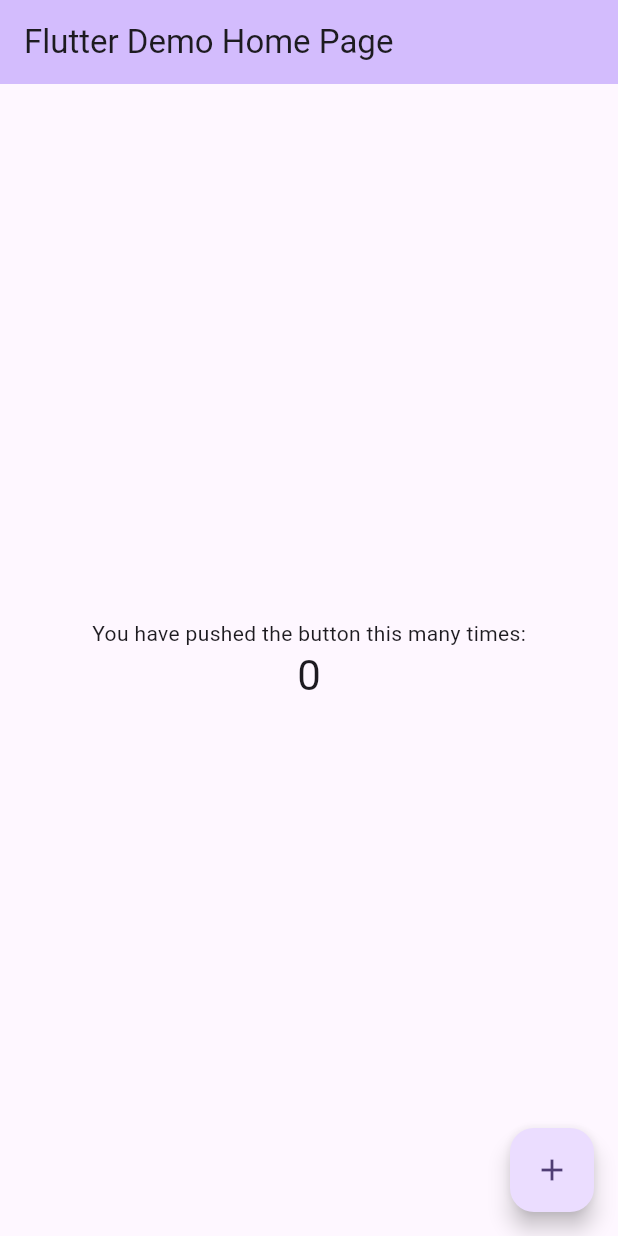
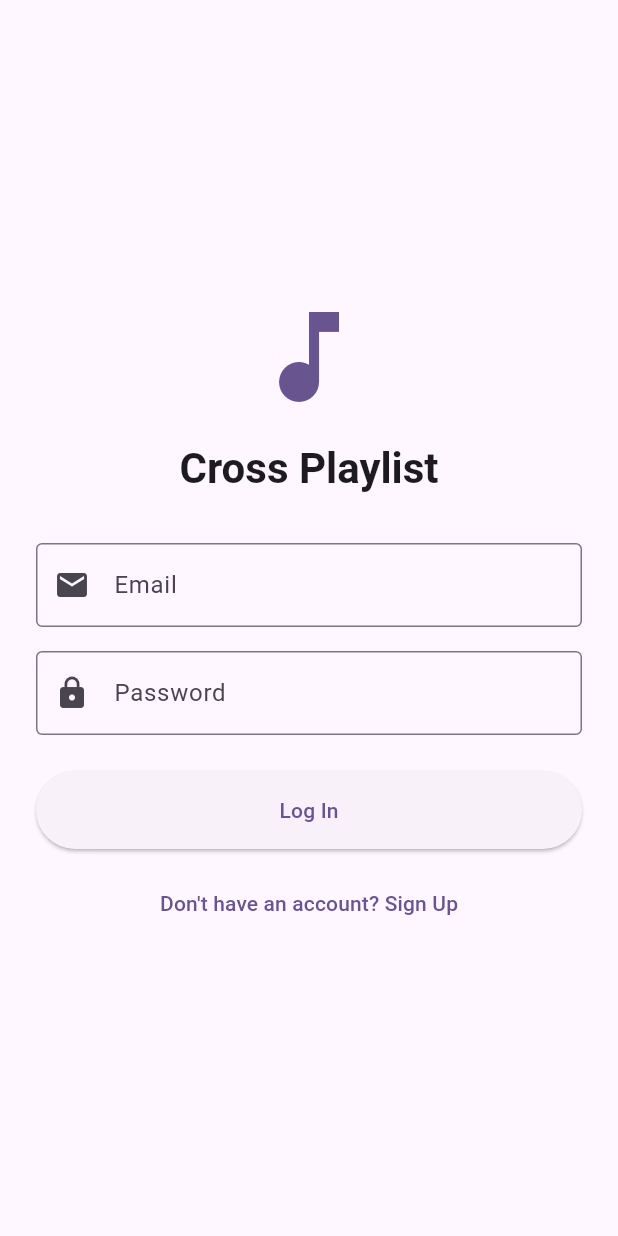
Before and after one commit to ChicoState/cross-playlist, a Flutter app: the screen it shows after launch, on a phone screen of 412 x 824 dp. Run offline on Flutter 3.47's test engine with Material 3 defaults, Android fonts, the phone set to English and light mode, and no system bars; our stand-ins replace firebase_auth, firebase_core; accounts and stored records are empty; statements that could not run were skipped.

Commit message:
added login/create account screen using firebase

```diff
--- /dev/null
+++ b/cross_playlist/lib/login_page.dart
@@ -0,0 +1,169 @@
+import 'package:flutter/material.dart';
+import 'package:firebase_auth/firebase_auth.dart';
+
+class LoginPage extends StatefulWidget {
+  const LoginPage({super.key});
+
+  @override
+  State<LoginPage> createState() => _LoginPageState();
+}
+
+class _LoginPageState extends State<LoginPage> {
+  final _emailController = TextEditingController();
+  final _passwordController = TextEditingController();
+  final _formKey = GlobalKey<FormState>();
+  bool _isLoading = false;
+  bool _isSignUp = false;
+  String? _errorMessage;
+
+  @override
+  void dispose() {
+    _emailController.dispose();
+    _passwordController.dispose();
+    super.dispose();
+  }
+
+  Future<void> _submit() async {
+    if (!_formKey.currentState!.validate()) return;
+
+    setState(() {
+      _isLoading = true;
+      _errorMessage = null;
+    });
+
+    try {
+      if (_isSignUp) {
+        await FirebaseAuth.instance.createUserWithEmailAndPassword(
+          email: _emailController.text.trim(),
+          password: _passwordController.text.trim(),
+        );
+      } else {
+        await FirebaseAuth.instance.signInWithEmailAndPassword(
+          email: _emailController.text.trim(),
+          password: _passwordController.text.trim(),
+        );
+      }
+    } on FirebaseAuthException catch (e) {
+      setState(() {
+        _errorMessage = e.message ?? 'An error occurred';
+      });
+    } finally {
+      if (mounted) {
+        setState(() {
+          _isLoading = false;
+        });
+      }
+    }
+  }
+
+  @override
+  Widget build(BuildContext context) {
+    return Scaffold(
+      body: Center(
+        child: SingleChildScrollView(
+          padding: const EdgeInsets.all(24.0),
+          child: Form(
+            key: _formKey,
+            child: Column(
+              mainAxisAlignment: MainAxisAlignment.center,
+              crossAxisAlignment: CrossAxisAlignment.stretch,
+              children: [
+                Icon(
+                  Icons.music_note,
+                  size: 80,
+                  color: Theme.of(context).colorScheme.primary,
+                ),
+                const SizedBox(height: 16),
+                Text(
+                  'Cross Playlist',
+                  textAlign: TextAlign.center,
+                  style: Theme.of(context).textTheme.headlineMedium?.copyWith(
+                    fontWeight: FontWeight.bold,
+                  ),
+                ),
+                const SizedBox(height: 32),
+                TextFormField(
+                  controller: _emailController,
+                  decoration: const InputDecoration(
+                    labelText: 'Email',
+                    border: OutlineInputBorder(),
+                    prefixIcon: Icon(Icons.email),
+                  ),
+                  keyboardType: TextInputType.emailAddress,
+                  validator: (value) {
+                    if (value == null || value.isEmpty) {
+                      return 'Please enter your email';
+                    }
+                    if (!value.contains('@')) {
+                      return 'Please enter a valid email';
+                    }
+                    return null;
+                  },
+                ),
+                const SizedBox(height: 16),
+                TextFormField(
+                  controller: _passwordController,
+                  decoration: const InputDecoration(
+                    labelText: 'Password',
+                    border: OutlineInputBorder(),
+                    prefixIcon: Icon(Icons.lock),
+                  ),
+                  obscureText: true,
+                  validator: (value) {
+                    if (value == null || value.isEmpty) {
+                      return 'Please enter your password';
+                    }
+                    if (value.length < 6) {
+                      return 'Password must be at least 6 characters';
+                    }
+                    return null;
+                  },
+                ),
+                const SizedBox(height: 8),
+                if (_errorMessage != null)
+                  Padding(
+                    padding: const EdgeInsets.only(bottom: 8.0),
+                    child: Text(
+                      _errorMessage!,
+                      style: TextStyle(
+                        color: Theme.of(context).colorScheme.error,
+                      ),
+                      textAlign: TextAlign.center,
+                    ),
+                  ),
+                const SizedBox(height: 16),
+                ElevatedButton(
+                  onPressed: _isLoading ? null : _submit,
+                  style: ElevatedButton.styleFrom(
+                    padding: const EdgeInsets.symmetric(vertical: 16),
+                  ),
+                  child: _isLoading
+                      ? const SizedBox(
+                          height: 20,
+                          width: 20,
+                          child: CircularProgressIndicator(strokeWidth: 2),
+                        )
+                      : Text(_isSignUp ? 'Sign Up' : 'Log In'),
+                ),
+                const SizedBox(height: 12),
+                TextButton(
+                  onPressed: () {
+                    setState(() {
+                      _isSignUp = !_isSignUp;
+                      _errorMessage = null;
+                    });
+                  },
+                  child: Text(
+                    _isSignUp
+                        ? 'Already have an account? Log In'
+                        : "Don't have an account? Sign Up",
+                  ),
+                ),
+              ],
+            ),
+          ),
+        ),
+      ),
+    );
+  }
+}
--- a/cross_playlist/lib/main.dart
+++ b/cross_playlist/lib/main.dart
@@ -1,6 +1,14 @@
 import 'package:flutter/material.dart';
+import 'package:firebase_core/firebase_core.dart';
+import 'package:firebase_auth/firebase_auth.dart';
+import 'firebase_options.dart';
+import 'login_page.dart';
 
-void main() {
+void main() async {
+  WidgetsFlutterBinding.ensureInitialized();
+  await Firebase.initializeApp(
+    options: DefaultFirebaseOptions.currentPlatform,
+  );
   runApp(const MyApp());
 }
 
@@ -30,7 +38,20 @@ class MyApp extends StatelessWidget {
         // tested with just a hot reload.
         colorScheme: .fromSeed(seedColor: Colors.deepPurple),
       ),
-      home: const MyHomePage(title: 'Flutter Demo Home Page'),
+      home: StreamBuilder<User?>(
+        stream: FirebaseAuth.instance.authStateChanges(),
+        builder: (context, snapshot) {
+          if (snapshot.connectionState == ConnectionState.waiting) {
+            return const Scaffold(
+              body: Center(child: CircularProgressIndicator()),
+            );
+          }
+          if (snapshot.hasData) {
+            return const MyHomePage(title: 'Cross Playlist');
+          }
+          return const LoginPage();
+        },
+      ),
     );
   }
 }
--- a/cross_playlist/pubspec.yaml
+++ b/cross_playlist/pubspec.yaml
@@ -34,6 +34,10 @@ dependencies:
   # The following adds the Cupertino Icons font to your application.
   # Use with the CupertinoIcons class for iOS style icons.
   cupertino_icons: ^1.0.8
+  firebase_core: ^4.4.0
+  firebase_auth: ^6.1.4
+  cloud_firestore: ^6.1.2
+  firebase_storage: ^13.0.6
 
 dev_dependencies:
   flutter_test:
```
Also changed, not shown: cross_playlist/firebase.json (added), cross_playlist/lib/firebase_options.dart (added).
